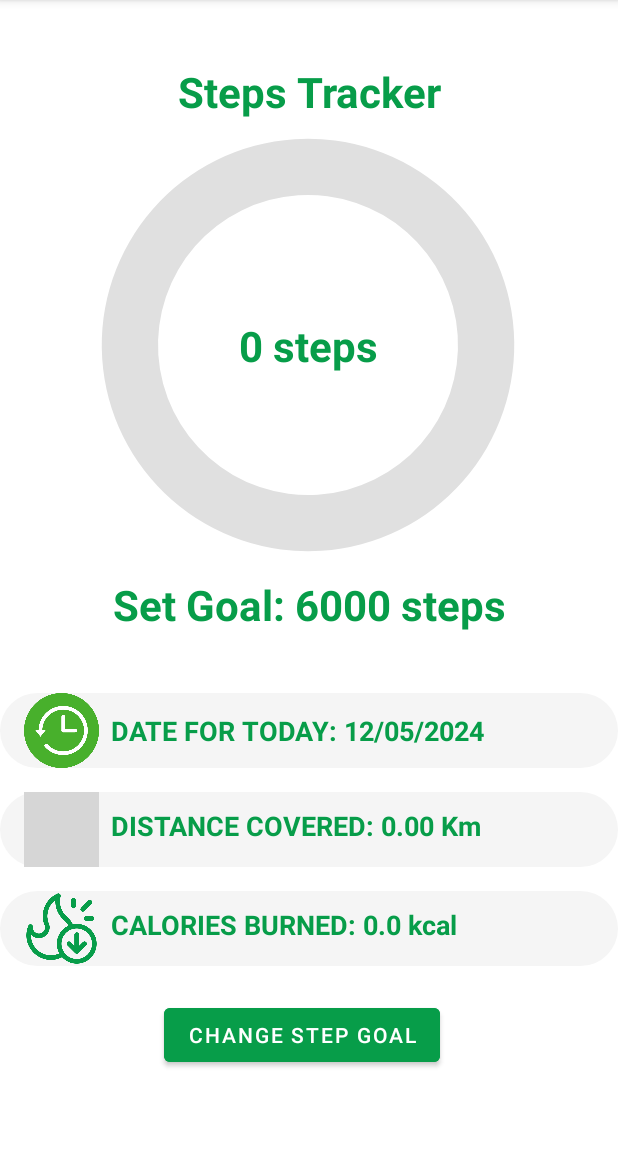
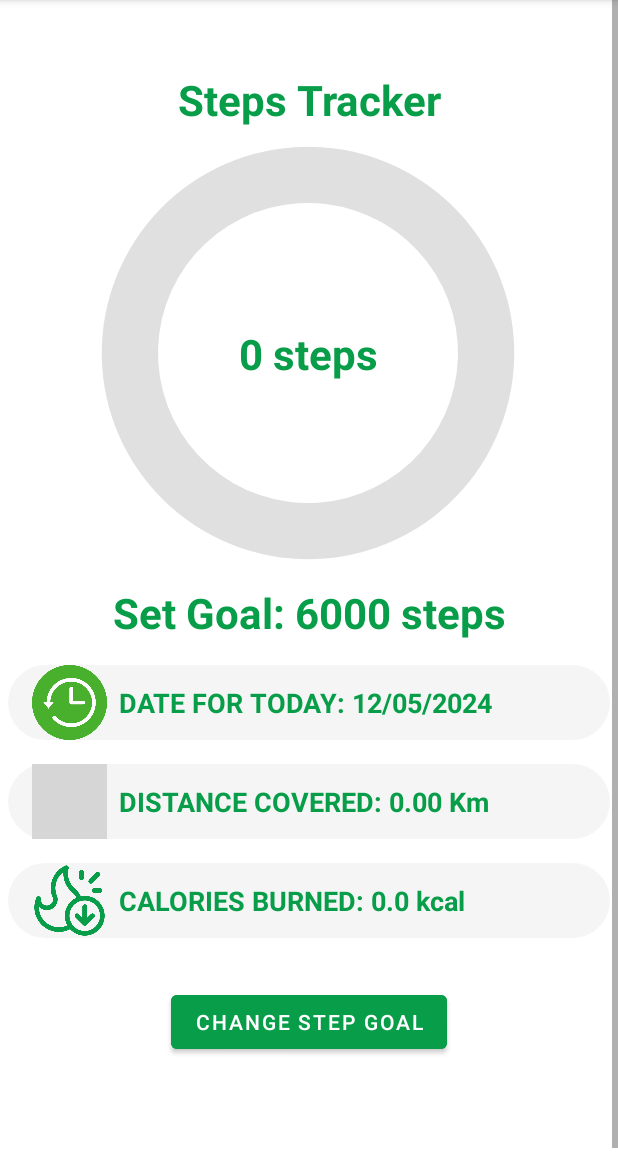
Before and after one commit to yeunnn/mobdev-mindfulfit, an Android app: the fragment StepsTrackerFragment shown on its own in the app's theme, on a phone screen of 412 x 824 dp, the part 84-1236 px from its top. Run offline under Robolectric (Android 15) with nearby library versions, the phone set to English and light mode, and no system bars; 1 statement that could not run was skipped; grey boxes are pictures that could not be loaded.

Commit message:
scrollable in steps

```diff
--- a/app/src/main/res/layout/fragment_steps_tracker.xml
+++ b/app/src/main/res/layout/fragment_steps_tracker.xml
@@ -7,10 +7,22 @@
     android:background="@color/white"
     tools:context=".ui.steps.StepsTrackerFragment">
 
+    <ScrollView
+        android:layout_width="match_parent"
+        android:layout_height="match_parent"
+        app:layout_constraintTop_toTopOf="parent"
+        app:layout_constraintBottom_toBottomOf="parent">
+
+        <LinearLayout
+            android:layout_width="match_parent"
+            android:layout_height="wrap_content"
+            android:orientation="vertical"
+            android:padding="5dp">
+
             <!-- Circular ProgressBar for step count -->
-
-
-    <!-- Steps Count in the center of the circular ProgressBar -->
+            <androidx.constraintlayout.widget.ConstraintLayout
+                android:layout_width="match_parent"
+                android:layout_height="wrap_content">
 
                 <ProgressBar
                     android:id="@+id/circularProgress"
@@ -40,9 +52,7 @@
                     app:layout_constraintBottom_toBottomOf="@id/circularProgress"
                     app:layout_constraintStart_toStartOf="@id/circularProgress"
                     app:layout_constraintEnd_toEndOf="@id/circularProgress"
-        android:textAlignment="center"/>
-
-    <!-- Step Goal beneath the steps count -->
+                    android:textAlignment="center" />
 
                 <TextView
                     android:id="@+id/steps_goal"
@@ -69,22 +79,15 @@
                     app:layout_constraintEnd_toEndOf="parent"
                     app:layout_constraintStart_toStartOf="parent"
                     app:layout_constraintBottom_toTopOf="@id/circularProgress" />
-
-    <androidx.constraintlayout.widget.ConstraintLayout
-        android:layout_width="match_parent"
-        android:layout_height="wrap_content"
-        app:layout_constraintTop_toBottomOf="@id/steps_goal"
-        android:paddingTop="32dp">
+            </androidx.constraintlayout.widget.ConstraintLayout>
 
             <!-- Steps Taken Layout -->
             <androidx.constraintlayout.widget.ConstraintLayout
                 android:id="@+id/layout_steps_taken"
                 android:layout_width="match_parent"
                 android:layout_height="wrap_content"
-            app:layout_constraintTop_toTopOf="parent"
-            app:layout_constraintStart_toStartOf="parent"
-            android:layout_marginTop="8dp"
-            android:background="@drawable/rounded_background"> <!-- Set the background here -->
+                android:layout_marginTop="16dp"
+                android:background="@drawable/rounded_background">
 
                 <ImageView
                     android:id="@+id/icon_time_of_steps"
@@ -108,8 +111,7 @@
                     android:textStyle="bold"
                     app:layout_constraintBottom_toBottomOf="@id/icon_time_of_steps"
                     app:layout_constraintStart_toEndOf="@id/icon_time_of_steps"
-                app:layout_constraintTop_toTopOf="@id/icon_time_of_steps"
-                tools:ignore="MissingConstraints" />
+                    app:layout_constraintTop_toTopOf="@id/icon_time_of_steps" />
             </androidx.constraintlayout.widget.ConstraintLayout>
 
             <!-- Distance Covered Layout -->
@@ -117,9 +119,8 @@
                 android:id="@+id/layout_distance_covered"
                 android:layout_width="match_parent"
                 android:layout_height="wrap_content"
-            app:layout_constraintTop_toBottomOf="@id/layout_steps_taken"
                 android:layout_marginTop="16dp"
-            android:background="@drawable/rounded_background"> <!-- Set the background here -->
+                android:background="@drawable/rounded_background">
 
                 <ImageView
                     android:id="@+id/icon_distance_covered"
@@ -144,18 +145,16 @@
                     android:textStyle="bold"
                     app:layout_constraintBottom_toBottomOf="@id/icon_distance_covered"
                     app:layout_constraintStart_toEndOf="@id/icon_distance_covered"
-                app:layout_constraintTop_toTopOf="@id/icon_distance_covered"
-                app:layout_constraintVertical_bias="0.384" />
+                    app:layout_constraintTop_toTopOf="@id/icon_distance_covered" />
             </androidx.constraintlayout.widget.ConstraintLayout>
 
-
+            <!-- Calories Burned Layout -->
             <androidx.constraintlayout.widget.ConstraintLayout
                 android:id="@+id/layout_calories_burned"
                 android:layout_width="match_parent"
                 android:layout_height="wrap_content"
-            app:layout_constraintTop_toBottomOf="@id/layout_distance_covered"
                 android:layout_marginTop="16dp"
-            android:background="@drawable/rounded_background"> <!-- Set the background here -->
+                android:background="@drawable/rounded_background">
 
                 <ImageView
                     android:id="@+id/icon_calories_burned"
@@ -180,25 +179,25 @@
                     android:textStyle="bold"
                     app:layout_constraintBottom_toBottomOf="@id/icon_calories_burned"
                     app:layout_constraintStart_toEndOf="@id/icon_calories_burned"
-                app:layout_constraintTop_toTopOf="@id/icon_calories_burned"
-                app:layout_constraintVertical_bias="0.384" />
+                    app:layout_constraintTop_toTopOf="@id/icon_calories_burned" />
             </androidx.constraintlayout.widget.ConstraintLayout>
 
-
-    </androidx.constraintlayout.widget.ConstraintLayout>
-
+            <!-- Change Step Goal Button -->
             <Button
                 android:id="@+id/btnChangeStepGoal"
                 android:layout_width="wrap_content"
                 android:layout_height="wrap_content"
-        android:layout_marginTop="244dp"
+                android:layout_marginTop="32dp"
                 android:backgroundTint="@color/green"
                 android:text="Change Step Goal"
                 android:textColor="@color/white"
-        app:layout_constraintEnd_toEndOf="parent"
-        app:layout_constraintHorizontal_bias="0.48"
-        app:layout_constraintStart_toStartOf="parent"
-        app:layout_constraintTop_toBottomOf="@id/steps_goal" />
+                android:layout_gravity="center_horizontal" />
 
+            <!-- Spacer for extra scrolling -->
+            <View
+                android:layout_width="match_parent"
+                android:layout_height="60dp" />
+        </LinearLayout>
+    </ScrollView>
 
 </androidx.constraintlayout.widget.ConstraintLayout>
```
Lines whose indentation alone changed are shown as unchanged.
